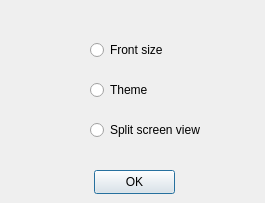
Above: editorsettings.ui from ilija-s/html-editor before the change. Below: the same form after it.
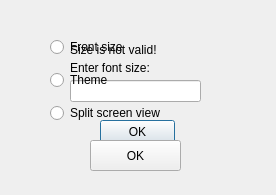
That is the form after the change.

Commit message: New: ui for font size functionality

```diff
--- a/editorsettings.ui
+++ b/editorsettings.ui
@@ -6,64 +6,127 @@
    <rect>
     <x>0</x>
     <y>0</y>
-    <width>265</width>
-    <height>203</height>
+    <width>276</width>
+    <height>195</height>
    </rect>
   </property>
   <property name="windowTitle">
    <string>Dialog</string>
   </property>
-  <widget class="QPushButton" name="pbOK">
+  <widget class="QWidget" name="wFontSize" native="true">
    <property name="geometry">
     <rect>
-     <x>94</x>
-     <y>170</y>
-     <width>81</width>
-     <height>24</height>
+     <x>30</x>
+     <y>30</y>
+     <width>211</width>
+     <height>141</height>
     </rect>
    </property>
-   <property name="text">
-    <string>OK</string>
-   </property>
+   <widget class="QLineEdit" name="leTest">
+    <property name="geometry">
+     <rect>
+      <x>40</x>
+      <y>50</y>
+      <width>131</width>
+      <height>22</height>
+     </rect>
+    </property>
+   </widget>
+   <widget class="QLabel" name="lEnter">
+    <property name="geometry">
+     <rect>
+      <x>40</x>
+      <y>30</y>
+      <width>131</width>
+      <height>16</height>
+     </rect>
+    </property>
+    <property name="text">
+     <string>Enter font size:</string>
+    </property>
+   </widget>
+   <widget class="QPushButton" name="pbOKFontSize">
+    <property name="geometry">
+     <rect>
+      <x>70</x>
+      <y>90</y>
+      <width>75</width>
+      <height>24</height>
+     </rect>
+    </property>
+    <property name="text">
+     <string>OK</string>
+    </property>
+   </widget>
+   <widget class="QLabel" name="lNotValid">
+    <property name="geometry">
+     <rect>
+      <x>40</x>
+      <y>10</y>
+      <width>131</width>
+      <height>20</height>
+     </rect>
+    </property>
+    <property name="text">
+     <string>Size is not valid!</string>
+    </property>
+   </widget>
   </widget>
-  <widget class="QRadioButton" name="rbFontSize">
+  <widget class="QWidget" name="wInitial" native="true">
    <property name="geometry">
     <rect>
-     <x>90</x>
-     <y>40</y>
-     <width>89</width>
-     <height>20</height>
+     <x>40</x>
+     <y>10</y>
+     <width>191</width>
+     <height>171</height>
     </rect>
    </property>
-   <property name="text">
-    <string>Front size</string>
-   </property>
-  </widget>
-  <widget class="QRadioButton" name="rbTheme">
-   <property name="geometry">
-    <rect>
-     <x>90</x>
-     <y>80</y>
-     <width>89</width>
-     <height>20</height>
-    </rect>
-   </property>
-   <property name="text">
-    <string>Theme</string>
-   </property>
-  </widget>
-  <widget class="QRadioButton" name="rbSplitScreenView">
-   <property name="geometry">
-    <rect>
-     <x>90</x>
-     <y>120</y>
-     <width>111</width>
-     <height>20</height>
-    </rect>
-   </property>
-   <property name="text">
-    <string>Split screen view</string>
-   </property>
+   <widget class="QWidget" name="verticalLayoutWidget">
+    <property name="geometry">
+     <rect>
+      <x>10</x>
+      <y>20</y>
+      <width>171</width>
+      <height>101</height>
+     </rect>
+    </property>
+    <layout class="QVBoxLayout" name="verticalLayout">
+     <item>
+      <widget class="QRadioButton" name="rbFontSize">
+       <property name="text">
+        <string>Front size</string>
+       </property>
+      </widget>
+     </item>
+     <item>
+      <widget class="QRadioButton" name="rbTheme">
+       <property name="text">
+        <string>Theme</string>
+       </property>
+      </widget>
+     </item>
+     <item>
+      <widget class="QRadioButton" name="rbSplitScreenView">
+       <property name="text">
+        <string>Split screen view</string>
+       </property>
+      </widget>
+     </item>
+    </layout>
+   </widget>
+   <widget class="QPushButton" name="pbOK">
+    <property name="geometry">
+     <rect>
+      <x>50</x>
+      <y>130</y>
+      <width>91</width>
+      <height>31</height>
+     </rect>
+    </property>
+    <property name="text">
+     <string>OK</string>
+    </property>
+   </widget>
   </widget>
  </widget>
  <resources/>
```
The commit also changes 5 other files.
